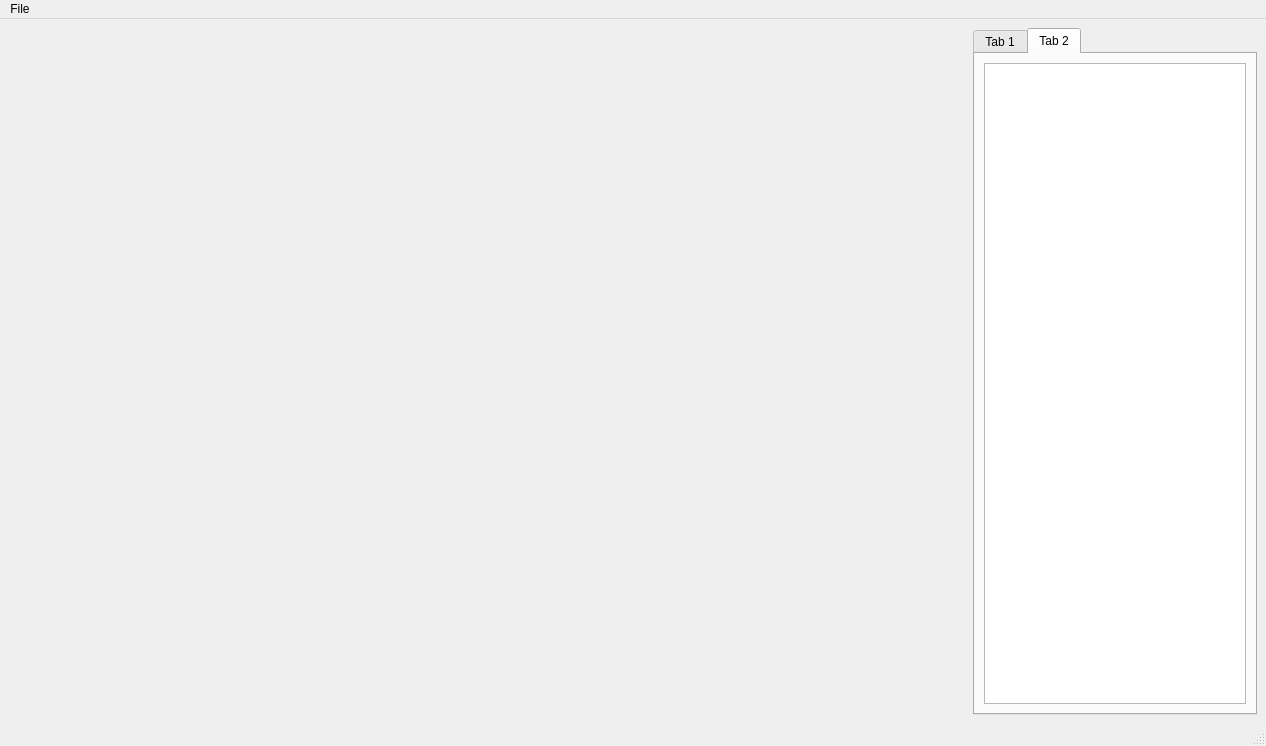
Mostafa-ashraf19/FunctionPlotter, file UI/MainLayout.ui: the form before one commit.
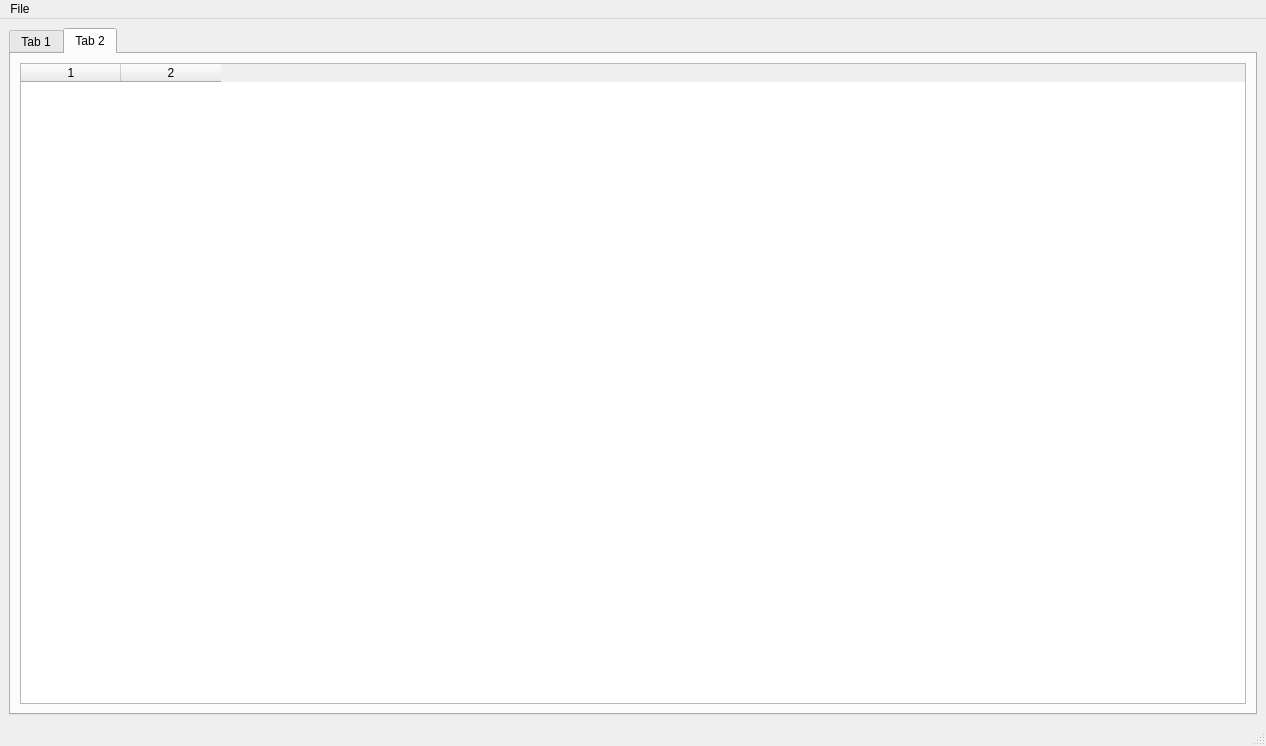
The form after the commit. The open tabs and pages were chosen to show the change.

Commit message:
Added function evaluation, Fill table feature
This commit added analysis of function then calculate its values,
in the range of user-defined values. Add fill table of calculated points.

Diff of the .ui file:
```diff
--- a/UI/MainLayout.ui
+++ b/UI/MainLayout.ui
@@ -16,17 +16,16 @@
   <widget class="QWidget" name="centralwidget">
    <layout class="QGridLayout" name="gridLayout_3">
     <item row="0" column="0">
-     <widget class="QWidget" name="graph" native="true">
+     <layout class="QVBoxLayout" name="graph"/>
+    </item>
+    <item row="0" column="1">
+     <widget class="QTabWidget" name="tabWidget">
       <property name="sizePolicy">
-       <sizepolicy hsizetype="Preferred" vsizetype="Preferred">
-        <horstretch>1</horstretch>
+       <sizepolicy hsizetype="Minimum" vsizetype="Expanding">
+        <horstretch>0</horstretch>
         <verstretch>0</verstretch>
        </sizepolicy>
       </property>
-     </widget>
-    </item>
-    <item row="0" column="1">
-     <widget class="QTabWidget" name="tabWidget">
       <property name="currentIndex">
        <number>0</number>
       </property>
@@ -155,7 +154,13 @@
        </attribute>
        <layout class="QGridLayout" name="gridLayout_2">
         <item row="0" column="0">
-         <widget class="QTableView" name="tableView"/>
+         <widget class="QTableWidget" name="tableWidget">
+          <property name="columnCount">
+           <number>2</number>
+          </property>
+          <column/>
+          <column/>
+         </widget>
         </item>
        </layout>
       </widget>
```
Left out of the diff: 8 changed lines with no effect on the pictures. The commit also changes 2 other files.
